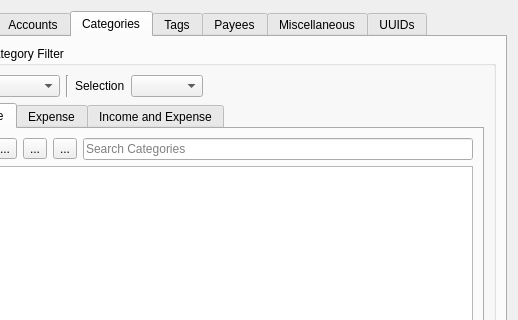
Before: the Qt Designer form src/views/ui_files/forms/transaction_filter_form.ui in JakubFranek/Kapytal, drawn with Qt 5; both pictures show x 82 to 600 and y 0 to 320 of the 600 by 600 pixel window.
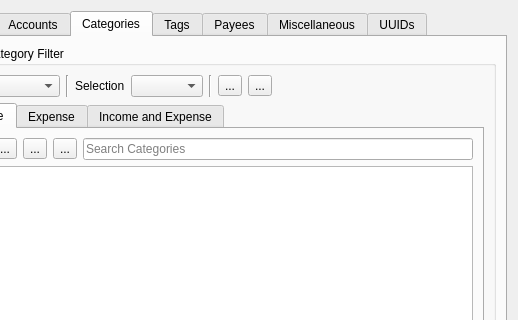
After: the same form once the commit is applied. The open tabs and pages were chosen to show the change.

Commit message:
Improve Transaction Filter Form controls
Add (Un)Select All Categories tool buttons to Transaction Filter Form.

What changed in the file:
```diff
--- a/src/views/ui_files/forms/transaction_filter_form.ui
+++ b/src/views/ui_files/forms/transaction_filter_form.ui
@@ -419,6 +419,27 @@
               </property>
              </widget>
             </item>
+            <item>
+             <widget class="Line" name="line_3">
+              <property name="orientation">
+               <enum>Qt::Vertical</enum>
+              </property>
+             </widget>
+            </item>
+            <item>
+             <widget class="QToolButton" name="selectAllCategoriesToolButton">
+              <property name="text">
+               <string>...</string>
+              </property>
+             </widget>
+            </item>
+            <item>
+             <widget class="QToolButton" name="unselectAllCategoriesToolButton">
+              <property name="text">
+               <string>...</string>
+              </property>
+             </widget>
+            </item>
             <item>
              <spacer name="horizontalSpacer_2">
               <property name="orientation">
```
The commit also changes 2 other files.
